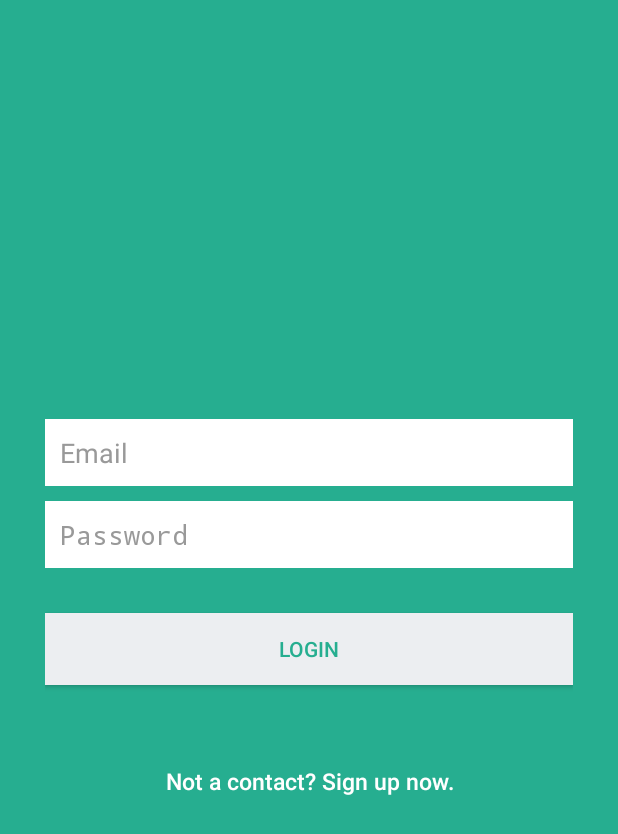
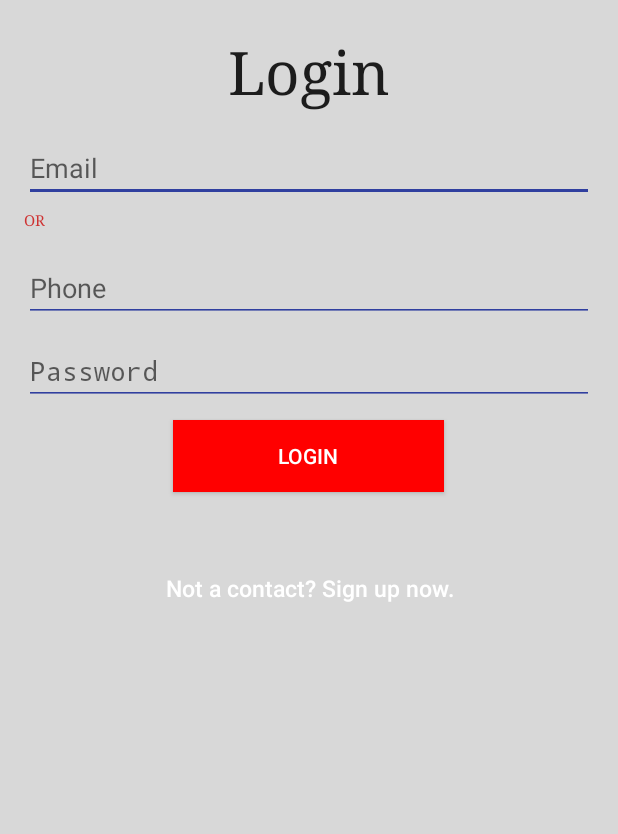
Before and after one commit to ahmed-derbala/Espoir-Android, an Android app: the LoginActivity screen opened directly, with no data from a screen before it, on a phone screen of 412 x 824 dp. Shown: the top 834 px of the screen. Run offline under Robolectric (Android 15) with nearby library versions, the phone set to English and light mode, and no system bars; our stand-ins replace Volley; network calls fail.

Commit message:
improved login

```diff
--- a/app/src/main/AndroidManifest.xml
+++ b/app/src/main/AndroidManifest.xml
@@ -5,14 +5,7 @@
     <uses-sdk android:targetSdkVersion="21" />
 
     <uses-permission android:name="android.permission.INTERNET" />
-    <uses-permission android:name="android.permission.READ_EXTERNAL_STORAGE" />
-    <uses-permission android:name="android.permission.ACCESS_FINE_LOCATION" />
-    <uses-permission android:name="android.permission.ACCESS_COARSE_LOCATION" />
-    <uses-permission android:name="android.permission.ACCESS_NETWORK_STATE" />
-    <uses-permission android:name="com.google.android.providers.gsf.permisson.READ_GSERVICES" />
-    <uses-permission android:name="android.permission.CALL_PHONE" />
-    <uses-permission android:name="android.permission.WRITE_EXTERNAL_STORAGE" />
-    <uses-permission android:name="android.permission.READ_PHONE_STATE" />
+
 
     <application
         android:name=".app.AppController"
--- a/app/src/main/res/layout/activity_login.xml
+++ b/app/src/main/res/layout/activity_login.xml
@@ -1,58 +1,74 @@
 <?xml version="1.0" encoding="utf-8"?>
 <LinearLayout xmlns:android="http://schemas.android.com/apk/res/android"
-    android:layout_width="fill_parent"
-    android:layout_height="fill_parent"
-    android:background="@color/bg_login"
-    android:gravity="center"
+    android:layout_width="match_parent"
+    android:layout_height="match_parent"
+    android:background="#d8d8d8"
     android:orientation="vertical"
-    android:padding="10dp" >
+    android:padding="16dp">
 
-    <LinearLayout
-        android:layout_width="fill_parent"
+    <TextView
+        android:id="@+id/contact_form_title"
+        android:layout_width="wrap_content"
         android:layout_height="wrap_content"
-        android:layout_gravity="center"
-        android:orientation="vertical"
-        android:paddingLeft="20dp"
-        android:paddingRight="20dp" >
+        android:layout_gravity="center_horizontal"
+        android:layout_marginBottom="16dp"
+        android:layout_marginTop="5dp"
+        android:text="@string/login"
+        android:textColor="#1c1c1c"
+        android:textSize="40sp"
+        android:typeface="serif" />
 
     <EditText
         android:id="@+id/email"
         android:layout_width="fill_parent"
         android:layout_height="wrap_content"
-            android:layout_marginBottom="10dp"
-            android:background="@color/white"
+        android:backgroundTint="@color/colorPrimaryDark"
         android:hint="@string/hint_email"
-            android:inputType="textEmailAddress"
-            android:padding="10dp"
-            android:singleLine="true"
-            android:textColor="@color/input_login"
-            android:textColorHint="@color/input_login_hint" />
+        android:inputType="textEmailAddress" />
+
+    <TextView
+        android:layout_width="wrap_content"
+        android:layout_height="wrap_content"
+        android:layout_marginBottom="16dp"
+        android:layout_marginTop="5dp"
+        android:text="@string/or"
+        android:textColor="#ce3232"
+        android:textSize="10sp"
+        android:typeface="serif" />
+
+    <EditText
+        android:layout_width="fill_parent"
+        android:layout_height="wrap_content"
+        android:backgroundTint="@color/colorPrimaryDark"
+        android:hint="Phone"
+        android:inputType="phone" />
 
     <EditText
         android:id="@+id/password"
         android:layout_width="fill_parent"
         android:layout_height="wrap_content"
         android:layout_marginBottom="10dp"
-            android:background="@color/white"
+        android:layout_marginTop="10dp"
+        android:backgroundTint="@color/colorPrimaryDark"
         android:hint="@string/hint_password"
         android:inputType="textPassword"
-            android:padding="10dp"
-            android:singleLine="true"
-            android:textColor="@color/input_login"
-            android:textColorHint="@color/input_login_hint" />
+         />
 
-        <!-- Login Button -->
+
+
+
 
     <Button
         android:id="@+id/btnLogin"
-            android:layout_width="fill_parent"
+        android:layout_width="wrap_content"
         android:layout_height="wrap_content"
-            android:layout_marginTop="20dip"
-            android:background="@color/btn_login_bg"
+        android:layout_gravity="center_horizontal"
+        android:background="#ff0000"
+        android:elevation="4dp"
+        android:paddingLeft="70dp"
+        android:paddingRight="70dp"
         android:text="@string/btn_login"
-            android:textColor="@color/btn_login" />
-
-        <!-- Link to Login Screen -->
+        android:textColor="#fff" />
 
     <Button
         android:id="@+id/btnLinkToRegisterScreen"
@@ -65,5 +81,3 @@
         android:textColor="@color/white"
         android:textSize="15dp" />
 </LinearLayout>
-
-</LinearLayout>
--- a/app/src/main/res/values/strings.xml
+++ b/app/src/main/res/values/strings.xml
@@ -21,6 +21,10 @@
     <string name="backdrop_subtitle">New Event subtitle</string>
     <string name="no_data">No Data</string>
     <string name="not_logged_in">You are not logged in</string>
+    <string name="login">Login</string>
+    <string name="or">OR</string>
+
+
 
 
 
```
Also changed, not shown: 1 other file. Lines whose indentation alone changed are shown as unchanged.
